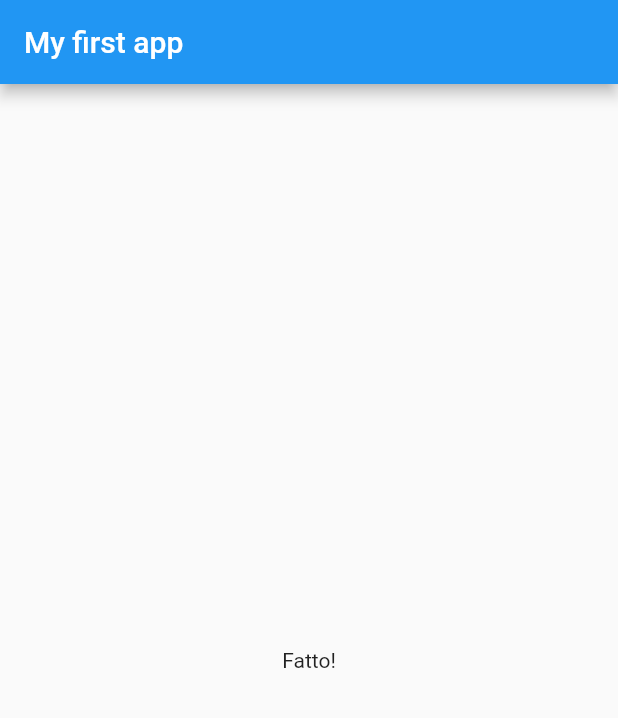
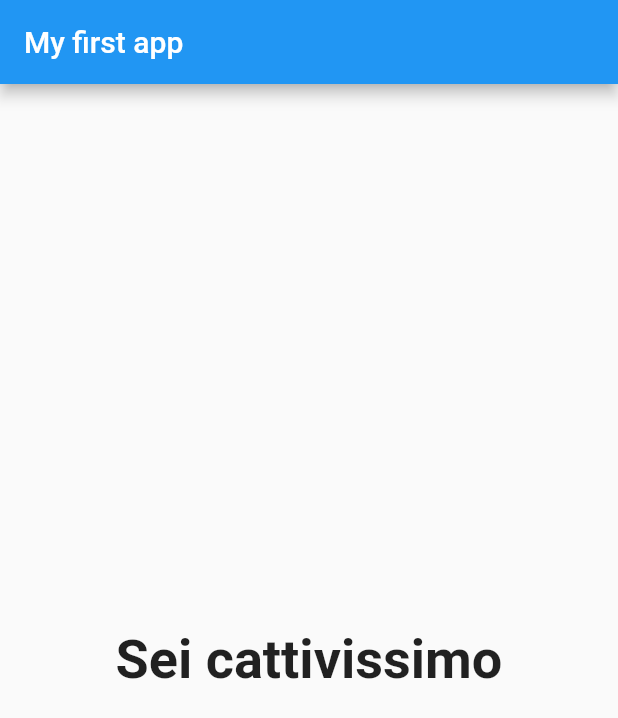
Before and after one commit to tommynicoletti/flutter-complete-guide-udemy, a Flutter app: the screen it shows after launch, after a tap on "Nero", after a tap on "Coniglio", after a tap on "Pasta", on a phone screen of 412 x 824 dp. Shown: the top 718 px of the screen. Run offline on Flutter 3.47's test engine with Material 2 defaults, Android fonts, the phone set to English and light mode, and no system bars.

```diff
--- a/lib/main.dart
+++ b/lib/main.dart
@@ -15,21 +15,40 @@ class _MyAppState extends State<MyApp> {
   final _questions = const [
     {
       'questionText': 'Qual è il tuo colore preferito?',
-      'answers': ['Nero', 'Rosso', 'Verde', 'Bianco']
+      'answers': [
+        {'text': 'Nero', 'score': 10},
+        {'text': 'Rosso', 'score': 5},
+        {'text': 'Verde', 'score': 3},
+        {'text': 'Bianco', 'score': 1},
+      ],
     },
     {
       'questionText': 'Qual è il tuo animale preferito?',
-      'answers': ['Cane', 'Coniglio', 'Serpente', 'Gatto']
+      'answers': [
+        {'text': 'Cane', 'score': 10},
+        {'text': 'Coniglio', 'score': 5},
+        {'text': 'Serpente', 'score': 3},
+        {'text': 'Gatto', 'score': 1},
+      ]
     },
     {
       'questionText': 'Qual è il tuo cibo preferito?',
-      'answers': ['Birra', 'Pizza', 'Pasta', 'Carne']
+      'answers': [
+        {'text': 'Birra', 'score': 10},
+        {'text': 'Pizza', 'score': 5},
+        {'text': 'Pasta', 'score': 3},
+        {'text': 'Carne', 'score': 1},
+      ]
     },
   ];
 
   var _questionIndex = 0;
+  var _totalScore = 0;
 
-  void _answerQuestion() {
+  void _answerQuestion(int score) {
+
+    _totalScore += score;
+
     setState(() {
       _questionIndex = _questionIndex + 1;
     });
@@ -54,7 +73,7 @@ class _MyAppState extends State<MyApp> {
                 questionIndex: _questionIndex,
                 questions: _questions,
               )
-            : Result(),
+            : Result(_totalScore),
       ),
     );
   }
--- a/lib/quiz.dart
+++ b/lib/quiz.dart
@@ -7,11 +7,10 @@ class Quiz extends StatelessWidget {
   final Function answerQuestion;
   final int questionIndex;
 
-  Quiz({
-    @required this.questions,
+  Quiz(
+      {@required this.questions,
       @required this.answerQuestion,
-    @required this.questionIndex
-  });
+      @required this.questionIndex});
 
   @override
   Widget build(BuildContext context) {
@@ -20,9 +19,9 @@ class Quiz extends StatelessWidget {
         Question(
           questions[questionIndex]['questionText'],
         ),
-            ...(questions[questionIndex]['answers'] as List<String>)
+        ...(questions[questionIndex]['answers'] as List<Map<String, Object>>)
             .map((answer) {
-              return Answer(answerQuestion, answer);
+          return Answer(() => answerQuestion(answer['score']), answer['text']);
         }).toList()
       ],
     );
--- a/lib/result.dart
+++ b/lib/result.dart
@@ -1,8 +1,32 @@
 import 'package:flutter/material.dart';
 
 class Result extends StatelessWidget {
+  final int resultScore;
+
+  Result(this.resultScore);
+
+  String get resultPhrase {
+    var resultText = 'Hai finito! ';
+    if(resultScore <= 8) {
+      resultText = 'Fantastico!';
+    } else if(resultScore <= 12) {
+      resultText = 'Quasi piacevole!';
+    } else if(resultScore <= 16) {
+      resultText = 'Sei strano';
+    } else {
+      resultText = 'Sei cattivissimo';
+    }
+    return resultText;
+  }
+
   @override
   Widget build(BuildContext context) {
-    return Center(child: Text('Fatto!'));
+    return Center(
+      child: Text(
+        resultPhrase,
+        style: TextStyle(fontSize: 36, fontWeight: FontWeight.bold),
+        textAlign: TextAlign.center,
+      ),
+    );
   }
 }
```
Lines whose indentation alone changed are shown as unchanged.
